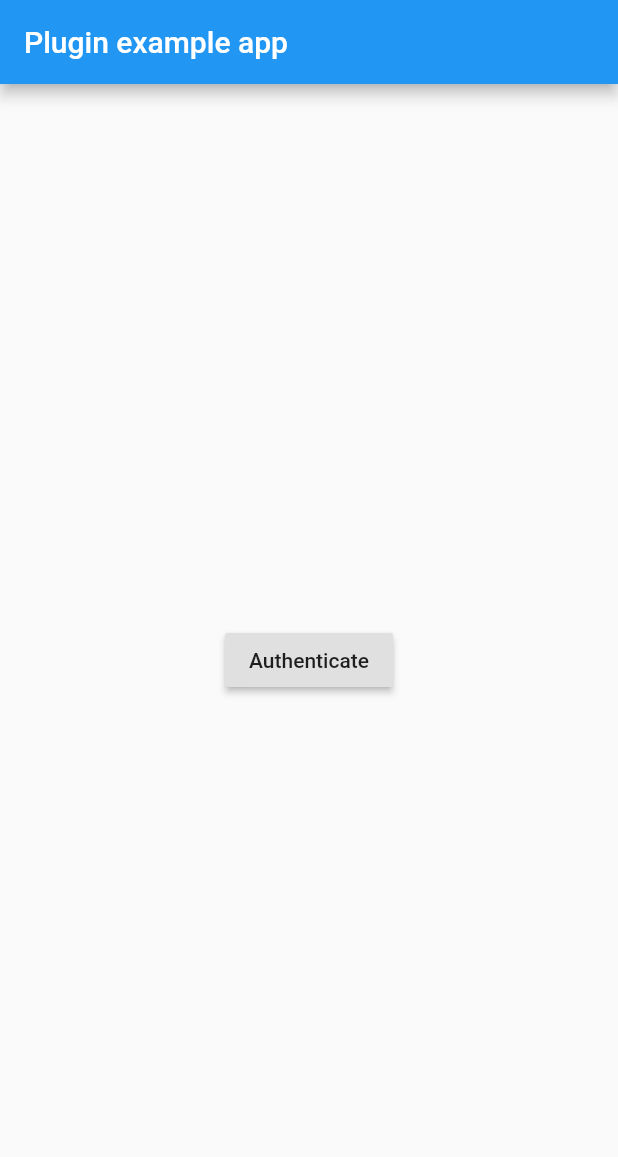
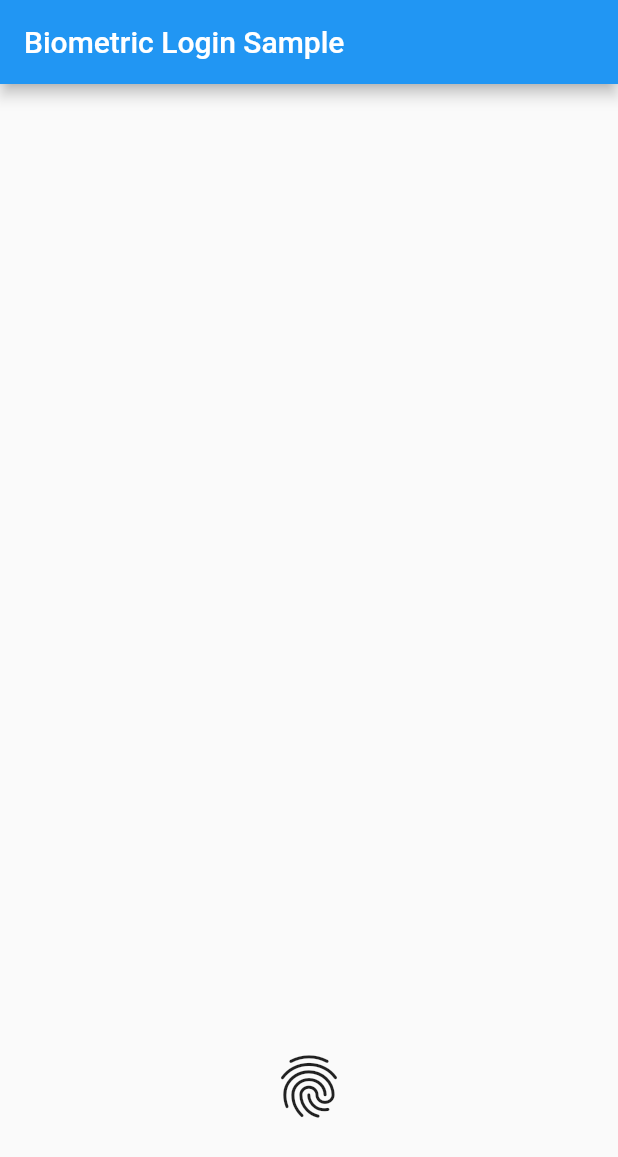
Before and after one commit to coibot/local_auth_flutter, a Flutter app: the screen it shows after launch, on a phone screen of 412 x 824 dp. Shown: the top 1157 px of the screen. Run offline on Flutter 3.47's test engine with Material 2 defaults, Android fonts, the phone set to English and light mode, and no system bars; our stand-ins replace local_auth.

Commit message:
added new icon

```diff
--- a/lib/screens/auth/login_screen.dart
+++ b/lib/screens/auth/login_screen.dart
@@ -12,6 +12,7 @@ class LoginView extends StatefulWidget {
 
 class _LoginViewState extends State<LoginView> {
   final LocalAuthentication auth = LocalAuthentication();
+
   bool _canCheckBiometrics;
   List<BiometricType> _availableBiometrics;
   String _authorized = 'Not Authorized';
@@ -31,6 +32,8 @@ class _LoginViewState extends State<LoginView> {
     List<BiometricType> availableBiometrics;
     try {
       availableBiometrics = await auth.getAvailableBiometrics();
+      if(availableBiometrics.length > 0) {
+      }
     } on PlatformException catch (e) {
       print(e);
     }
@@ -42,7 +45,7 @@ class _LoginViewState extends State<LoginView> {
     try {
       authenticated = await auth.authenticateWithBiometrics(
           localizedReason: 'Scan your fingerprint to authenticate to Coibot',
-          useErrorDialogs: false,
+          useErrorDialogs: true,
           stickyAuth: true);
     } on PlatformException catch (e) {
       print(e);
@@ -50,7 +53,10 @@ class _LoginViewState extends State<LoginView> {
     if (!mounted) return;
 
     //Burada eğer cancel a basılırsa kullanıcı kendisi kullanıcı adı ve şifre ile giriş yapabilir.
-    authenticated ? Navigator.pushReplacement(context, MaterialPageRoute(builder: (context)=> HomeView())) : print("Error");
+    authenticated
+        ? Navigator.pushReplacement(
+            context, MaterialPageRoute(builder: (context) => HomeView()))
+        : print("Error");
   }
 
   void _cancelAuthentication() {
@@ -58,23 +64,30 @@ class _LoginViewState extends State<LoginView> {
   }
 
   @override
+  void initState() {
+    _checkBiometrics();
+    _getAvailableBiometrics();
+    super.initState();
+  }
+
+  @override
   Widget build(BuildContext context) {
     return MaterialApp(
         home: Scaffold(
       appBar: AppBar(
-            title: const Text('Plugin example app'),
+        title: const Text('Biometric Login Sample'),
       ),
       body: ConstrainedBox(
           constraints: const BoxConstraints.expand(),
           child: Column(
-                  mainAxisAlignment: MainAxisAlignment.spaceAround,
+              mainAxisAlignment: MainAxisAlignment.end,
               children: <Widget>[
-
-                    RaisedButton(
-                      child: Text(_isAuthenticating ? 'Cancel' : 'Authenticate'),
-                      onPressed:
-                      _isAuthenticating ? _cancelAuthentication : _authenticate,
-                    )
+                Padding(
+                  padding: const EdgeInsets.only(bottom : 75.0),
+                  child: GestureDetector(child: Icon(Icons.fingerprint, size: 50,),onTap: (){
+                    _authenticate();
+                  },),
+                ),
               ])),
     ));
   }
```
Lines whose indentation alone changed are shown as unchanged.
